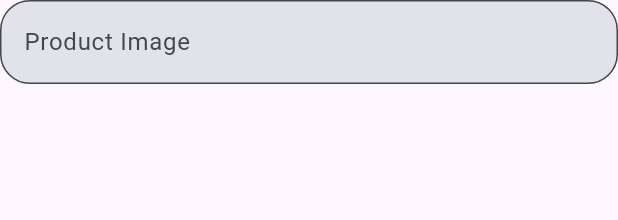
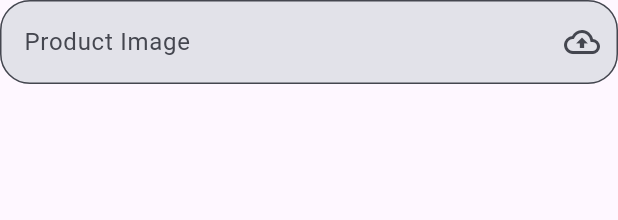
Before and after one commit to ianmadiana/GMEDIA, a Flutter app: the TextFormFieldCustom widget shown alone on an empty page, opened directly, on a phone screen of 412 x 824 dp. Shown: the top 220 px of the screen. Run offline on Flutter 3.47's test engine with Material 3 defaults, Android fonts, the phone set to English and light mode, and no system bars; our stand-ins replace flutter_custom_clippers, google_fonts; network calls fail.

Commit message:
Add upload image icon button

```diff
--- a/lib/screens/home_screen.dart
+++ b/lib/screens/home_screen.dart
@@ -162,7 +162,9 @@ class _HomeScreenState extends State<HomeScreen> {
                       const Text('Add Product'),
                       const SizedBox(height: 20),
                       // PRODUCT IMAGE
-                      const TextFormFieldCustom(title: 'Product Image'),
+                      const TextFormFieldCustom(
+                          title: 'Product Image',
+                          uploadImg: Icons.cloud_upload_outlined),
                       const SizedBox(height: 20),
                       // PRODUCT NAME
                       const TextFormFieldCustom(title: 'Product Name'),
--- a/lib/widgets/text_form_field.dart
+++ b/lib/widgets/text_form_field.dart
@@ -5,9 +5,11 @@ class TextFormFieldCustom extends StatelessWidget {
     super.key,
     required this.title,
     this.controller,
+    this.uploadImg,
   });
 
   final String title;
+  final IconData? uploadImg;
   final TextEditingController? controller;
 
   @override
@@ -20,6 +22,7 @@ class TextFormFieldCustom extends StatelessWidget {
         border: OutlineInputBorder(
           borderRadius: BorderRadius.circular(20),
         ),
+        suffixIcon: IconButton(onPressed: () {}, icon: Icon(uploadImg)),
       ),
       validator: (value) => value!.isEmpty ? "Masukkan kategori" : null,
     );
```
